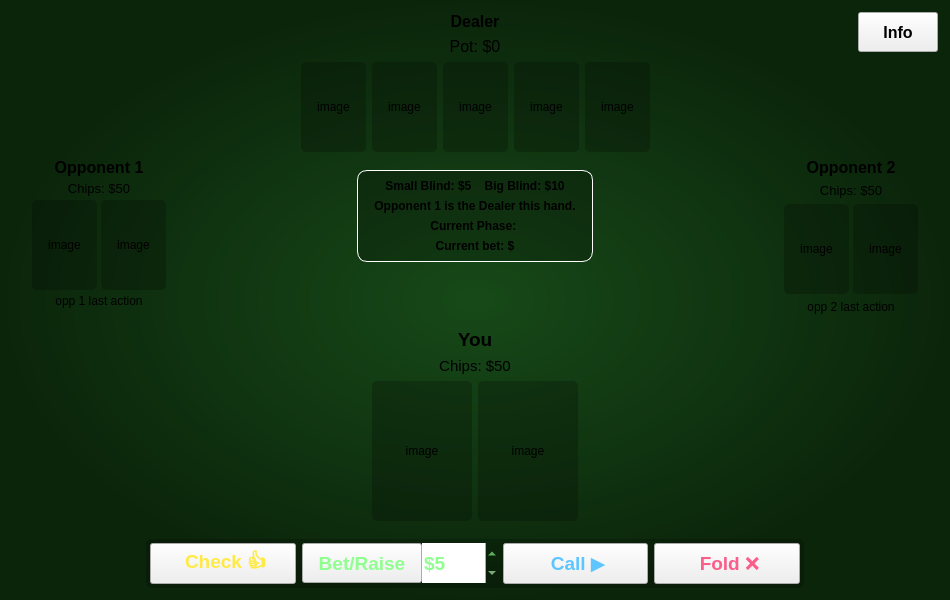
Above: PokerTeacher/view.ui from SinahiLeon/CS3505-Texas-Hold-em-Poker-Teacher before the change. Below: the same form after it.
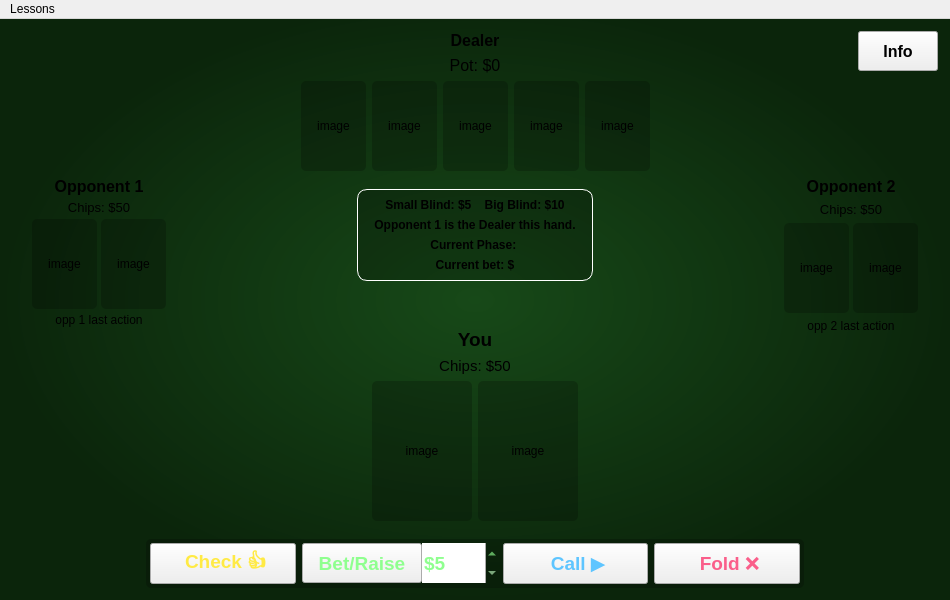
That is the form after the change.

Commit message: Added menu bar and stand-in drop down bar to be populated later.

```diff
--- a/PokerTeacher/view.ui
+++ b/PokerTeacher/view.ui
@@ -1689,6 +1689,34 @@
     </item>
    </layout>
   </widget>
+  <widget class="QMenuBar" name="menuBar">
+   <property name="geometry">
+    <rect>
+     <x>0</x>
+     <y>0</y>
+     <width>950</width>
+     <height>21</height>
+    </rect>
+   </property>
+   <widget class="QMenu" name="menuLessons">
+    <property name="title">
+     <string>Lessons</string>
+    </property>
+    <addaction name="actionLesson_1"/>
+    <addaction name="actionLesson_2"/>
+   </widget>
+   <addaction name="menuLessons"/>
+  </widget>
+  <action name="actionLesson_1">
+   <property name="text">
+    <string>Lesson 1</string>
+   </property>
+  </action>
+  <action name="actionLesson_2">
+   <property name="text">
+    <string>Lesson 2</string>
+   </property>
+  </action>
  </widget>
  <resources/>
  <connections/>
```
